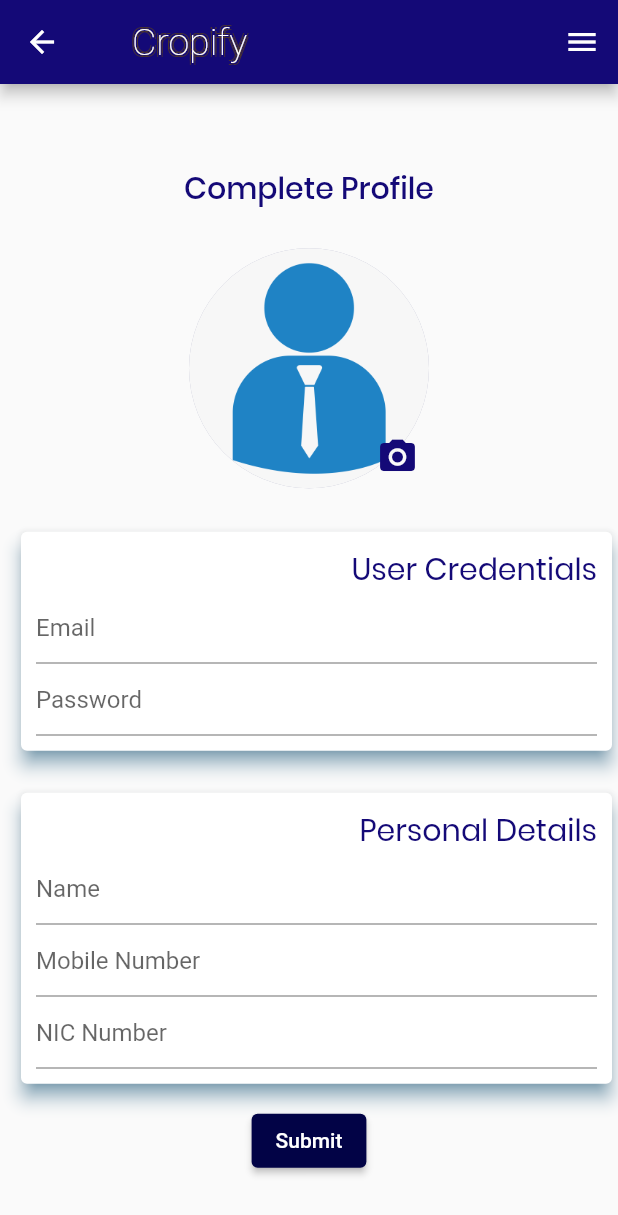
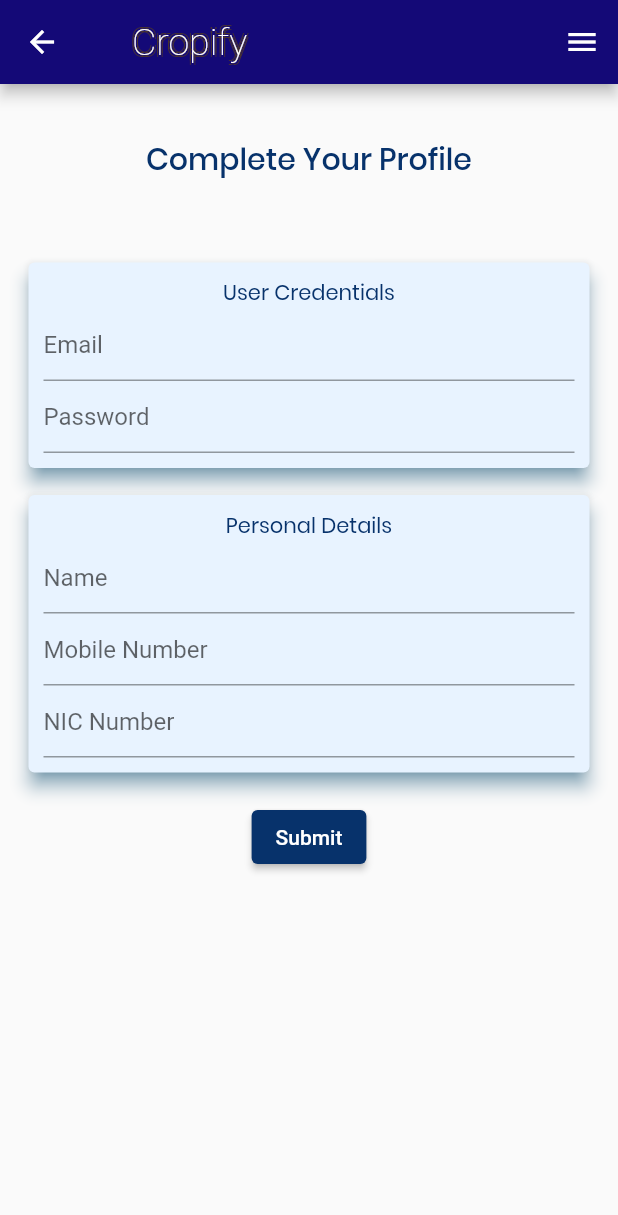
Before and after one commit to Dulaj-Kavinda/CropAid-App, a Flutter app: the OfficerRegistration screen opened directly, on a phone screen of 412 x 824 dp. Shown: the top 1215 px of the screen. Run offline on Flutter 3.47's test engine with Material 2 defaults, Android fonts, the phone set to English and light mode, and no system bars; our stand-ins replace animated_text_kit, chewie, cloud_firestore, firebase_auth, firebase_core, firebase_messaging and 7 more; missing offline and left inert: payhere_mobilesdk_flutter, video_thumbnail; accounts and stored records are empty; Roboto replaces fonts that are missing (Lobster).

Commit message:
Modify Officer registration screen

```diff
--- a/lib/screens/officer/registration.dart
+++ b/lib/screens/officer/registration.dart
@@ -6,6 +6,8 @@ import 'package:flutter/material.dart';
 import 'package:get/get.dart';
 import 'package:cropaid_app/screens/officer/appbar.dart';
 import 'package:image_picker/image_picker.dart';
+
+import '../../theme/light_colors.dart';
 
 class OfficerRegistration extends StatelessWidget {
   OfficerRegistration({Key? key}) : super(key: key);
@@ -25,28 +27,33 @@ class OfficerRegistration extends StatelessWidget {
     return Scaffold(
       appBar: const OfficerAppBar(),
       body: Align(
-        alignment: Alignment.center,
+        alignment: Alignment.topCenter,
         child: SingleChildScrollView(
             child: Column(
           crossAxisAlignment: CrossAxisAlignment.center,
           children: [
             const SizedBox(
-              height: 15,
+              height: 35,
             ),
             const Text(
-              "Complete Profile",
-              style: CropAidThemes.titleTextTheme,
+              "Complete Your Profile",
+              style: TextStyle(
+                  color: LightColors.kDarkBlue,
+                  fontFamily: "Poppins",
+                  fontWeight: FontWeight.w500,
+                  fontSize: 20),
             ),
             const SizedBox(
               height: 25,
             ),
-            ImageProfile(context),
+            // ImageProfile(context),
             const SizedBox(
               height: 25,
             ),
             Padding(
-              padding: const EdgeInsets.fromLTRB(10.0, 0, 0, 10.0),
+              padding: const EdgeInsets.fromLTRB(15, 0, 15, 0),
               child: Card(
+                color: LightColors.kLightBlue,
                 shadowColor: const Color.fromARGB(255, 6, 118, 182),
                 elevation: 5,
                 child: Padding(
@@ -55,12 +62,11 @@ class OfficerRegistration extends StatelessWidget {
                       mainAxisAlignment: MainAxisAlignment.spaceBetween,
                       children: <Widget>[
                         const Align(
-                          alignment: Alignment.topRight,
+                          alignment: Alignment.center,
                           child: Text(
                             "User Credentials",
                             style: TextStyle(
-                                fontSize: 20,
-                                color: Color.fromARGB(255, 20, 9, 119),
+                                color: LightColors.kDarkBlue,
                                 fontFamily: "Poppins"),
                           ),
                         ),
@@ -82,8 +88,9 @@ class OfficerRegistration extends StatelessWidget {
               height: 10,
             ),
             Padding(
-              padding: const EdgeInsets.fromLTRB(10.0, 0, 0, 10.0),
+              padding: const EdgeInsets.fromLTRB(15, 0, 15, 0),
               child: Card(
+                color: LightColors.kLightBlue,
                 shadowColor: const Color.fromARGB(255, 6, 118, 182),
                 elevation: 5,
                 child: Padding(
@@ -92,12 +99,11 @@ class OfficerRegistration extends StatelessWidget {
                       mainAxisAlignment: MainAxisAlignment.spaceBetween,
                       children: <Widget>[
                         const Align(
-                          alignment: Alignment.topRight,
+                          alignment: Alignment.center,
                           child: Text(
                             "Personal Details",
                             style: TextStyle(
-                                fontSize: 20,
-                                color: Color.fromARGB(255, 20, 9, 119),
+                                color: LightColors.kDarkBlue,
                                 fontFamily: "Poppins"),
                           ),
                         ),
@@ -120,10 +126,13 @@ class OfficerRegistration extends StatelessWidget {
                 ),
               ),
             ),
+            const SizedBox(
+              height: 15,
+            ),
             ElevatedButton(
               child: const Text("Submit"),
               style: ElevatedButton.styleFrom(
-                  primary: Color.fromARGB(255, 2, 3, 70)),
+                  primary: LightColors.kDarkBlue),
               onPressed: () {
                 if (GetUtils.isPhoneNumber(phoneController.text)) {
                   authController.createOfficer(
```
